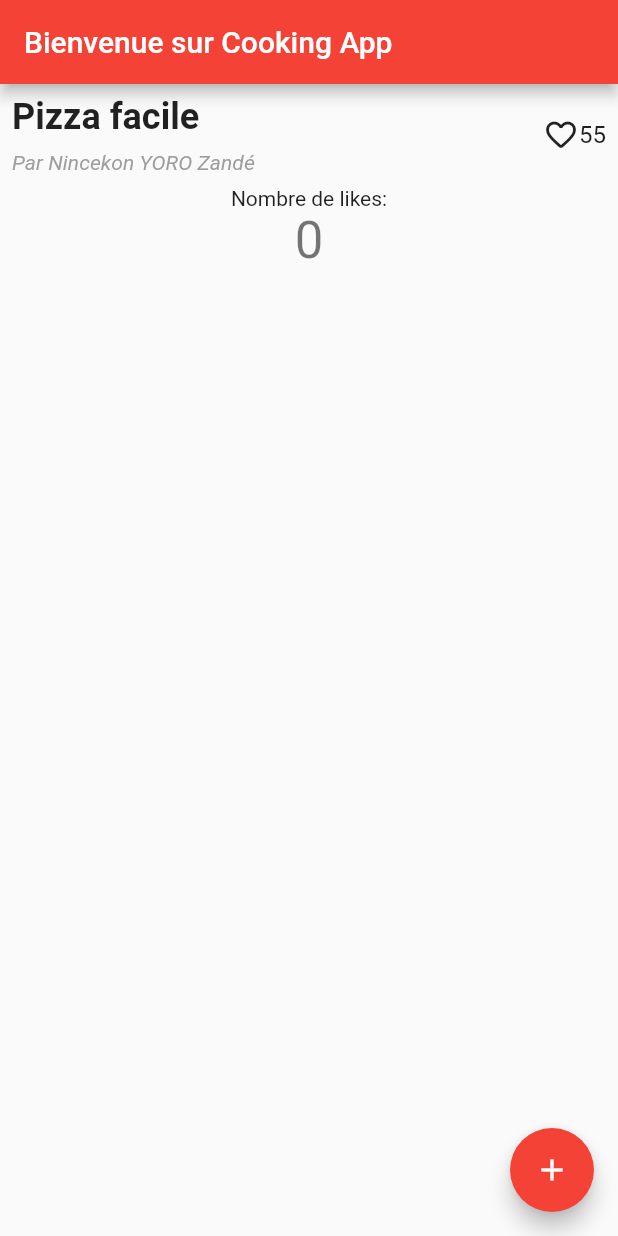
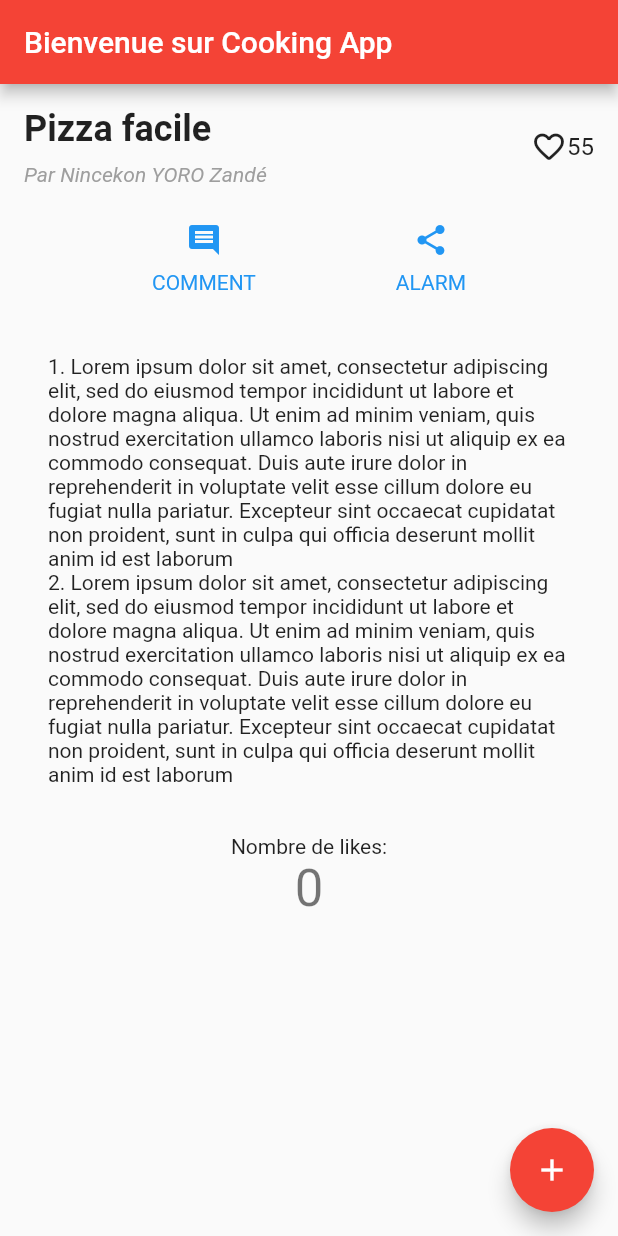
Before and after one commit to Nincekon/david_silvera_sample, a Flutter app: the screen it shows after launch, on a phone screen of 412 x 824 dp. Run offline on Flutter 3.47's test engine with Material 2 defaults, Android fonts, the phone set to English and light mode, and no system bars.

Commit message:
UI: Add buttonSection and contentSection

```diff
--- a/lib/main.dart
+++ b/lib/main.dart
@@ -62,7 +62,7 @@ class _MyHomePageState extends State<MyHomePage> {
   }
 
   Widget titleSection = Container(
-    padding: const EdgeInsets.all(8),
+    padding: const EdgeInsets.all(16),
     child: Row(
       children: [
 
@@ -106,6 +106,38 @@ class _MyHomePageState extends State<MyHomePage> {
     ),
   );
 
+  Widget buttonSection = Container(
+    padding: const EdgeInsets.all(8),
+    child: Row(
+      mainAxisAlignment: MainAxisAlignment.spaceEvenly,
+      children: [
+
+        _buildButtonColumn(Icons.comment, Colors.blue, "COMMENT"),
+
+        _buildButtonColumn(Icons.share, Colors.blue, "ALARM"),
+      ],
+    ),
+  );
+
+  Widget contentSection = Container(
+    padding: const EdgeInsets.all(32),
+    child: Column(
+      children: [
+
+        Text(
+          "1. Lorem ipsum dolor sit amet, consectetur adipiscing elit, sed do eiusmod tempor incididunt ut labore et dolore magna aliqua. Ut enim ad minim veniam, quis nostrud exercitation ullamco laboris nisi ut aliquip ex ea commodo consequat. Duis aute irure dolor in reprehenderit in voluptate velit esse cillum dolore eu fugiat nulla pariatur. Excepteur sint occaecat cupidatat non proident, sunt in culpa qui officia deserunt mollit anim id est laborum",
+          softWrap: true,
+        ),
+
+        Text(
+          "2. Lorem ipsum dolor sit amet, consectetur adipiscing elit, sed do eiusmod tempor incididunt ut labore et dolore magna aliqua. Ut enim ad minim veniam, quis nostrud exercitation ullamco laboris nisi ut aliquip ex ea commodo consequat. Duis aute irure dolor in reprehenderit in voluptate velit esse cillum dolore eu fugiat nulla pariatur. Excepteur sint occaecat cupidatat non proident, sunt in culpa qui officia deserunt mollit anim id est laborum",
+          softWrap: true,
+        ),
+      ],
+    ),
+
+  );
+
   @override
   Widget build(BuildContext context) {
     // This method is rerun every time setState is called, for instance as done
@@ -124,6 +156,10 @@ class _MyHomePageState extends State<MyHomePage> {
         children: [
 
           titleSection,
+
+          buttonSection,
+
+          contentSection,
 
           Center(
             // Center is a layout widget. It takes a single child and positions it
@@ -165,3 +201,25 @@ class _MyHomePageState extends State<MyHomePage> {
     );
   }
 }
+
+Column _buildButtonColumn(IconData icon, Color color, String label){
+ return Column(
+   mainAxisAlignment: MainAxisAlignment.center,
+   children: [
+
+     Container(
+       padding: const EdgeInsets.only(bottom: 8),
+       child: Icon(icon, color: color, size: 24,),
+     ),
+
+     Text(
+       label,
+       style: TextStyle(
+           color: color,
+         fontSize: 14,
+         fontWeight: FontWeight.w400,
+       ),
+     ),
+   ],
+ );
+}
```
